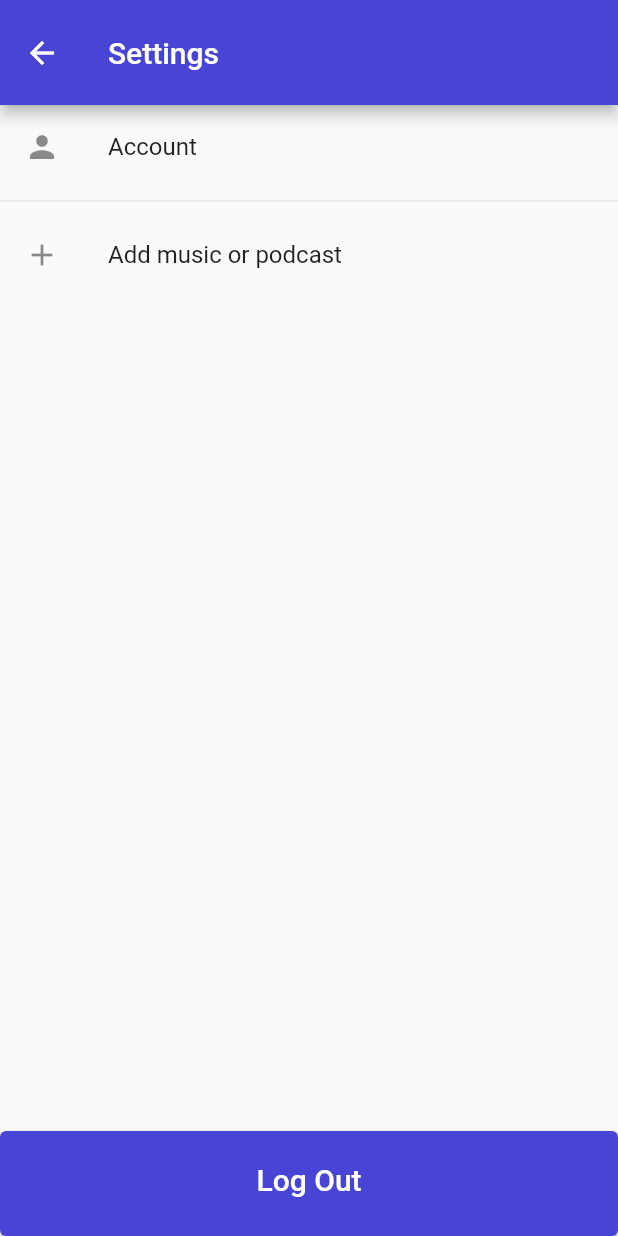
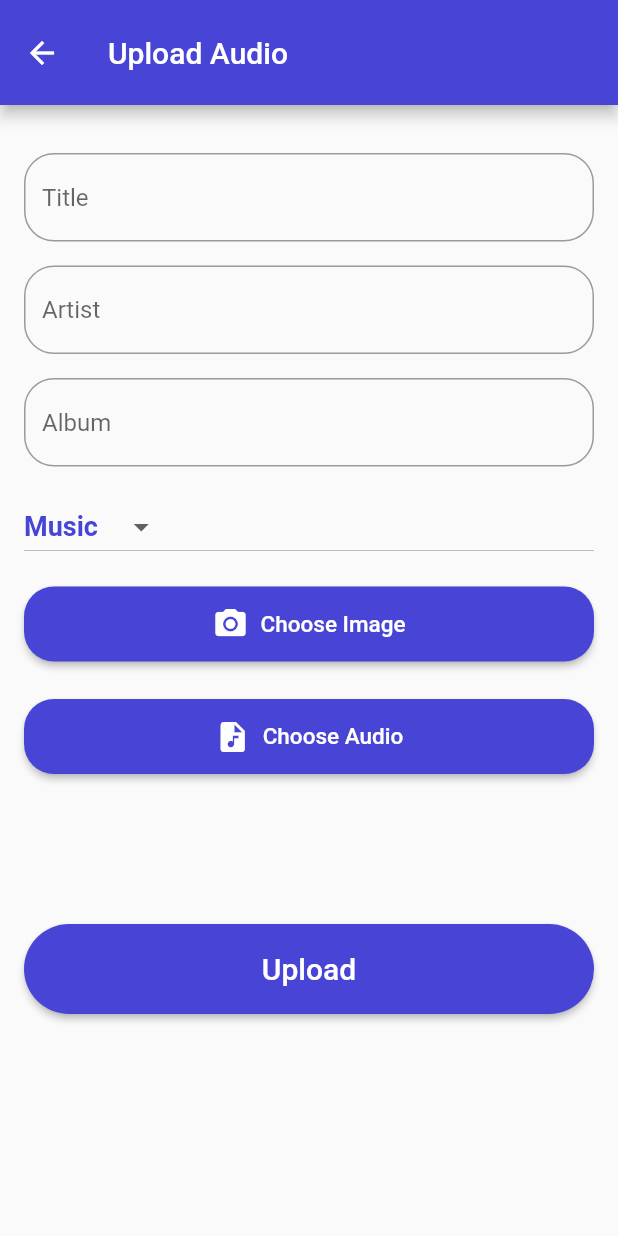
Before and after one commit to joppengeorge/RHYTHMPOD, a Flutter app: the SettingsPage screen opened directly, after a tap on "Add music or podcast", on a phone screen of 412 x 824 dp. Run offline on Flutter 3.47's test engine with Material 2 defaults, Android fonts, the light colour scheme and no system bars; our stand-ins replace animated_splash_screen, cloud_firestore, email_validator, file_picker, firebase_auth, firebase_core and 6 more; missing offline and left inert: miniplayer; accounts and stored records are empty.

Commit message:
upload page without genre is sett

```diff
--- a/lib/all_settings/settings_page.dart
+++ b/lib/all_settings/settings_page.dart
@@ -1,5 +1,6 @@
 import 'package:firebase_auth/firebase_auth.dart';
 import 'package:flutter/material.dart';
+import 'package:ui/all_settings/upload.dart';
 import 'package:ui/main.dart';
 import 'userprofile.dart';
 
@@ -31,7 +32,10 @@ class SettingsPage extends StatelessWidget {
             ListTile(
               leading: const Icon(Icons.add),
               title: const Text('Add music or podcast'),
-              onTap: () {},
+              onTap: () {
+                Navigator.push(context,
+                    MaterialPageRoute(builder: (context) => const UploadAudioScreen()));
+              },
             ),
            /* const Divider(),
             ListTile(
--- /dev/null
+++ b/lib/all_settings/upload.dart
@@ -0,0 +1,249 @@
+import 'package:firebase_storage/firebase_storage.dart';
+import 'package:cloud_firestore/cloud_firestore.dart';
+import 'package:flutter/material.dart';
+import 'dart:io';
+import 'package:image_picker/image_picker.dart';
+import 'package:file_picker/file_picker.dart';
+
+class UploadAudioScreen extends StatefulWidget {
+  const UploadAudioScreen({super.key});
+
+  @override
+  UploadAudioScreenState createState() => UploadAudioScreenState();
+}
+
+class UploadAudioScreenState extends State<UploadAudioScreen> {
+  late String title;
+  late String artist;
+  late String album;
+  late String type;
+   File? imageFile;
+   File? audioFile;
+String? dropdownValue = 'Music';
+  final GlobalKey<FormState> _formKey = GlobalKey<FormState>();
+
+  Future<void> _uploadAudio() async {
+    // Upload image to Firebase Storage
+    final imageRef = FirebaseStorage.instance
+        .ref()
+        .child('images/${DateTime.now().millisecondsSinceEpoch}.jpg');
+    final imageUploadTask = imageRef.putFile(imageFile!);
+    final imageUrl = await (await imageUploadTask).ref.getDownloadURL();
+
+    // Upload audio to Firebase Storage
+    final audioRef = FirebaseStorage.instance
+        .ref()
+        .child('audio/${DateTime.now().millisecondsSinceEpoch}.mp3');
+    final audioUploadTask = audioRef.putFile(audioFile!);
+    final audioUrl = await (await audioUploadTask).ref.getDownloadURL();
+
+    // Add audio details to Firebase Firestore
+    try {
+      final docRef = await FirebaseFirestore.instance.collection('audio').add({
+        'title': title,
+        'artist': artist,
+        'album': album,
+        'type': type,
+        'image_url': imageUrl,
+        'audio_url': audioUrl,
+      });
+      //TODO: Do something with the docRef, if needed
+    } catch (e) {
+      print('Error adding audio details to Firestore: $e');
+    }
+  }
+
+  @override
+  Widget build(BuildContext context) {
+    return Scaffold(
+      appBar: AppBar(title: const Text('Upload Audio'),
+      toolbarHeight: 70,
+      backgroundColor: const Color.fromARGB(255, 71, 68, 214),
+        ),
+      body: SingleChildScrollView(
+        padding: const EdgeInsets.all(16.0),
+        child: Form(
+          key: _formKey,
+          child: Column(
+            crossAxisAlignment: CrossAxisAlignment.stretch,
+            children: <Widget>[
+              const SizedBox(height: 16.0),
+              TextFormField(
+                decoration:  InputDecoration(hintText: 'Title',border: OutlineInputBorder(borderRadius: BorderRadius.circular(20)),),
+                validator: (value) {
+                  if (value!.isEmpty) {
+                    return 'Please enter a title';
+                  }
+                  return null;
+                },
+                onSaved: (value) {
+                  setState(() {
+                    title = value!;
+                  });
+                },
+              ),
+              const SizedBox(height: 16.0),
+              TextFormField(
+                decoration:  InputDecoration(hintText: 'Artist',border: OutlineInputBorder(borderRadius: BorderRadius.circular(20)),),
+                validator: (value) {
+                  if (value!.isEmpty) {
+                    return 'Please enter an artist';
+                  }
+                  return null;
+                },
+                onSaved: (value) {
+                  setState(() {
+                    artist = value!;
+                  });
+                },
+              ),
+              const SizedBox(height: 16.0),
+              TextFormField(
+                decoration:  InputDecoration(hintText: 'Album',border: OutlineInputBorder(borderRadius: BorderRadius.circular(20)),),
+                validator: (value) {
+                  if (value!.isEmpty) {
+                    return 'Please enter an album';
+                  }
+                  return null;
+                },
+                onSaved: (value) {
+                  setState(() {
+                    album = value!;
+                  });
+                },
+              ),
+              const SizedBox(height: 16.0),
+             // set initial value
+
+                DropdownButton<String>(
+                  value: dropdownValue,
+                  icon: const Icon(Icons.arrow_drop_down),
+                  iconSize: 24,
+                  elevation: 16,
+                  style: const TextStyle(color: Color.fromARGB(255, 71, 68, 214)),
+                  onChanged: (String? newValue) {
+                    setState(() {
+                      dropdownValue = newValue;
+                      type=dropdownValue!;
+                    });
+                  },
+                  items: <String>['Music', 'Podcast'].map<DropdownMenuItem<String>>((String value) {
+                    return DropdownMenuItem<String>(
+                      value: value,
+                      child: Text(value,style: const TextStyle(fontSize: 18,fontWeight: FontWeight.bold),),
+                    );
+                  }).toList(),
+                ),
+
+              const SizedBox(height: 16.0),
+              ElevatedButton(
+                style: ElevatedButton.styleFrom(
+                  backgroundColor: const Color.fromARGB(255, 71, 68, 214),
+                  shape: RoundedRectangleBorder(borderRadius: BorderRadius.circular(20)),
+                  minimumSize: const Size(10,50)
+                ),
+                child: Row(
+                        mainAxisSize: MainAxisSize.min,
+                        children:  [
+                          Icon(
+                            imageFile != null ? Icons.check_circle : Icons.camera_alt,
+                            color: Colors.white,
+                          ),
+                          const SizedBox(width: 8.0),
+                          Text(
+                            imageFile != null ? 'Image Selected' : 'Choose Image',
+                            style: const TextStyle(color: Colors.white,fontSize: 15),
+                          ),
+                        ],
+                      ),
+                onPressed: () async {
+                  final pickedFile = await ImagePicker()
+                      .pickImage(source: ImageSource.gallery);
+                  if (pickedFile == null) {
+                    // ignore: use_build_context_synchronously
+                    ScaffoldMessenger.of(context).showSnackBar(
+                        const SnackBar(content: Text("No Image Selected")));
+                    return;
+                  }
+                  setState(() {
+                    imageFile = File(pickedFile.path);
+                  });
+                },
+              ),
+              const SizedBox(height: 25.0),
+              ElevatedButton(
+                style: ElevatedButton.styleFrom(
+                  backgroundColor: const Color.fromARGB(255, 71, 68, 214),
+                  shape: RoundedRectangleBorder(borderRadius: BorderRadius.circular(20)),
+                  minimumSize: const Size(10,50)
+                  //maximumSize: const Size(50, 70)
+                ),
+                child:  Row(
+                        mainAxisSize: MainAxisSize.min,
+                        children:  [
+                          Icon(
+                              audioFile != null ? Icons.check_circle : Icons.audio_file,
+                              color: Colors.white,
+                            ),
+                            const SizedBox(width: 8.0),
+                            Text(
+                              audioFile != null ? 'Audio Selected' : 'Choose Audio',
+                              style: const TextStyle(color: Colors.white,fontSize: 15),
+
+                            ),
+                        ],
+
+                      ),
+
+                onPressed: () async {
+                  final result =
+                      await FilePicker.platform.pickFiles(type: FileType.audio);
+                  if (result == null) {
+                    // ignore: use_build_context_synchronously
+                    ScaffoldMessenger.of(context).showSnackBar(
+                        const SnackBar(content: Text("No Audio Selected")));
+                    return;
+                  }
+                  setState(() {
+                    audioFile = File(result.files.single.path!);
+                  });
+                },
+              ),
+              const SizedBox(height: 100.0),
+              ElevatedButton(
+                style: ElevatedButton.styleFrom(
+                  backgroundColor: const Color.fromARGB(255, 71, 68, 214),
+                  shape: RoundedRectangleBorder(borderRadius: BorderRadius.circular(50)),
+                  minimumSize: const Size(10,60)
+                ),
+                child: const Text('Upload',style: TextStyle(fontSize: 20),),
+
+                onPressed: () {
+                  if (_formKey.currentState!.validate()) {
+                    _formKey.currentState!.save();
+                    if(imageFile!=null && audioFile!=null)
+                    {
+                      _uploadAudio();
+                      // ignore: use_build_context_synchronously
+                    ScaffoldMessenger.of(context).showSnackBar(
+                        const SnackBar(content: Text("UPLOADED SUCCESSFULLY")));
+                    Navigator.pop(context);
+                    }
+                    else
+                    {
+                        // ignore: use_build_context_synchronously
+                    ScaffoldMessenger.of(context).showSnackBar(
+                        const SnackBar(content: Text("PLEASE SELECT THE FILES")));
+                    }
+
+                  }
+                },
+
+              ),
+            ],
+          ),
+        ),
+      ),
+    );
+  }
+}
--- a/lib/audio/tracks.dart
+++ b/lib/audio/tracks.dart
@@ -1,8 +1,8 @@
 import 'package:flutter/material.dart';
-import 'package:just_audio_background/just_audio_background.dart';
+//import 'package:just_audio_background/just_audio_background.dart';
 import 'package:ui/home_page.dart';
 import 'package:ui/global.dart';
-import 'package:just_audio/just_audio.dart';
+//import 'package:just_audio/just_audio.dart';
 
 class AudioTrackListPage extends StatefulWidget {
 
--- a/lib/global.dart
+++ b/lib/global.dart
@@ -1,6 +1,6 @@
 
-import 'package:just_audio/just_audio.dart';
-import 'package:just_audio_background/just_audio_background.dart';
+//import 'package:just_audio/just_audio.dart';
+//import 'package:just_audio_background/just_audio_background.dart';
 
 List podcast = [
   {
--- a/lib/home_page.dart
+++ b/lib/home_page.dart
@@ -6,7 +6,7 @@ import 'package:just_audio/just_audio.dart';
 //import 'package:ui/audio/tracks.dart';
 import 'package:just_audio_background/just_audio_background.dart';
 import 'package:sleek_circular_slider/sleek_circular_slider.dart';
-import 'package:ui/audio/tracks.dart';
+//import 'package:ui/audio/tracks.dart';
 //import 'audio/audioplayer.dart';
 import 'pages/favourite.dart';
 import 'pages/index.dart';
--- a/lib/main.dart
+++ b/lib/main.dart
@@ -6,7 +6,6 @@ import 'package:firebase_auth/firebase_auth.dart';
 import 'package:firebase_core/firebase_core.dart';
 import 'package:flutter/gestures.dart';
 import 'package:flutter/material.dart';
-import 'package:flutter_riverpod/flutter_riverpod.dart';
 import 'package:just_audio_background/just_audio_background.dart';
 import 'login_and_sign up/signup.dart';
 //import 'package:just_audio/just_audio.dart';
```
Also changed, not shown: pubspec.yaml (+9 -5 lines), pubspec.lock, 3 other files.
